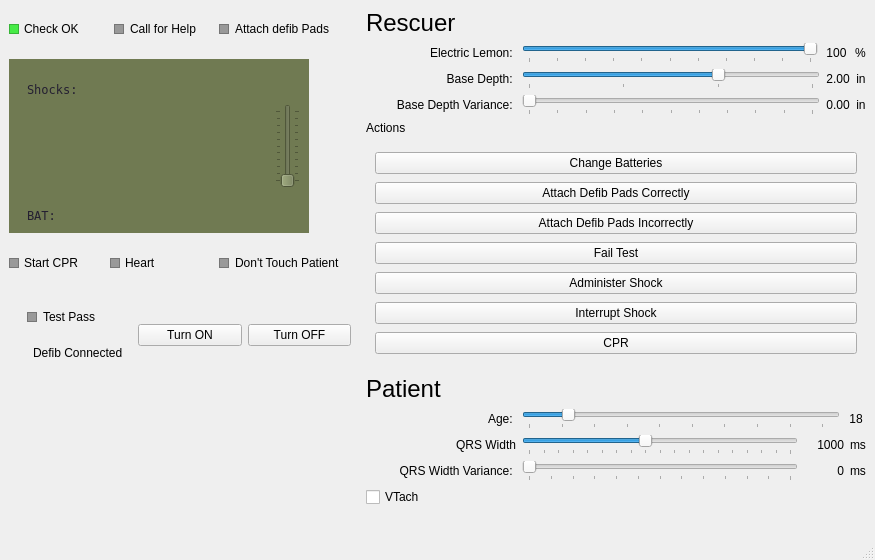
HamzaAlsarakbi/AEDSimulator, file aed/mainwindow.ui: the form before one commit.
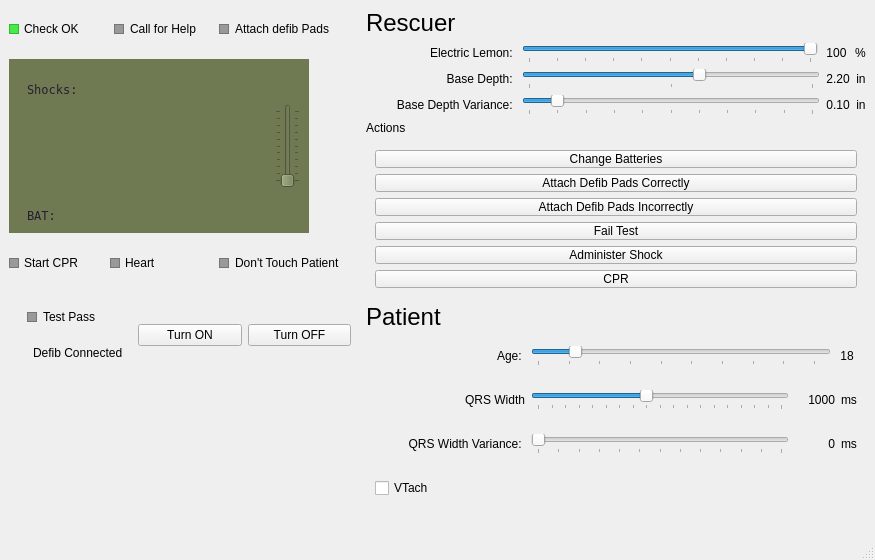
The form after the commit.

```diff
--- a/aed/mainwindow.ui
+++ b/aed/mainwindow.ui
@@ -814,11 +814,14 @@
          </item>
          <item>
           <widget class="QSlider" name="baseDepthSlider">
+           <property name="minimum">
+            <number>100</number>
+           </property>
            <property name="maximum">
             <number>300</number>
            </property>
            <property name="value">
-            <number>200</number>
+            <number>220</number>
            </property>
            <property name="orientation">
             <enum>Qt::Horizontal</enum>
@@ -846,7 +849,7 @@
             </size>
            </property>
            <property name="text">
-            <string>2.00</string>
+            <string>2.20</string>
            </property>
            <property name="alignment">
             <set>Qt::AlignCenter</set>
@@ -900,6 +903,9 @@
            <property name="maximum">
             <number>100</number>
            </property>
+           <property name="value">
+            <number>10</number>
+           </property>
            <property name="orientation">
             <enum>Qt::Horizontal</enum>
            </property>
@@ -926,7 +932,7 @@
             </size>
            </property>
            <property name="text">
-            <string>0.00</string>
+            <string>0.10</string>
            </property>
            <property name="alignment">
             <set>Qt::AlignCenter</set>
@@ -1049,19 +1055,6 @@
               </property>
              </widget>
             </item>
-            <item>
-             <widget class="QPushButton" name="interruptShockButton">
-              <property name="enabled">
-               <bool>true</bool>
-              </property>
-              <property name="text">
-               <string>Interrupt Shock</string>
-              </property>
-              <property name="flat">
-               <bool>false</bool>
-              </property>
-             </widget>
-            </item>
             <item>
              <widget class="QPushButton" name="cprButton">
               <property name="enabled">
@@ -1092,6 +1085,7 @@
         </widget>
        </item>
        <item>
+        <widget class="QWidget" name="ageWidget" native="true">
         <layout class="QHBoxLayout" name="horizontalLayout_17">
          <item>
           <widget class="QLabel" name="label_16">
@@ -1151,8 +1145,10 @@
           </widget>
          </item>
         </layout>
+        </widget>
        </item>
        <item>
+        <widget class="QWidget" name="qrsWidthWidget" native="true">
         <layout class="QHBoxLayout" name="horizontalLayout_18">
          <item>
           <widget class="QLabel" name="label_17">
@@ -1237,8 +1233,10 @@
           </widget>
          </item>
         </layout>
+        </widget>
        </item>
        <item>
+        <widget class="QWidget" name="qrsWidthVarianceWidget" native="true">
         <layout class="QHBoxLayout" name="horizontalLayout_19">
          <item>
           <widget class="QLabel" name="label_19">
@@ -1320,8 +1318,10 @@
           </widget>
          </item>
         </layout>
+        </widget>
        </item>
        <item>
+        <widget class="QWidget" name="vtachWidget" native="true">
         <layout class="QHBoxLayout" name="horizontalLayout_24">
          <item>
           <widget class="QCheckBox" name="vtachCheckbox">
@@ -1331,6 +1331,7 @@
           </widget>
          </item>
         </layout>
+        </widget>
        </item>
       </layout>
      </item>
```
Left out of the diff: 2 changed lines with no effect on the pictures. Lines whose indentation alone changed are shown as unchanged.
